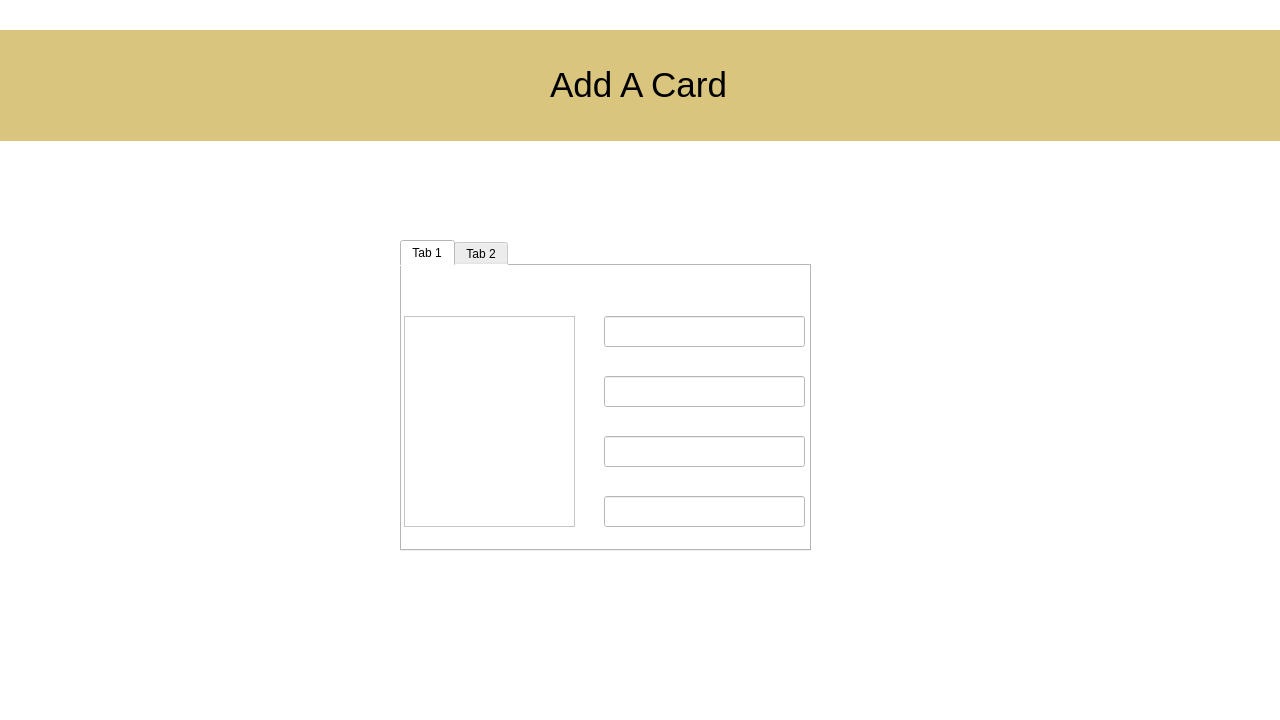
Above: addcard.ui from Scaryalet/CardVault before the change. Below: the same form after it.
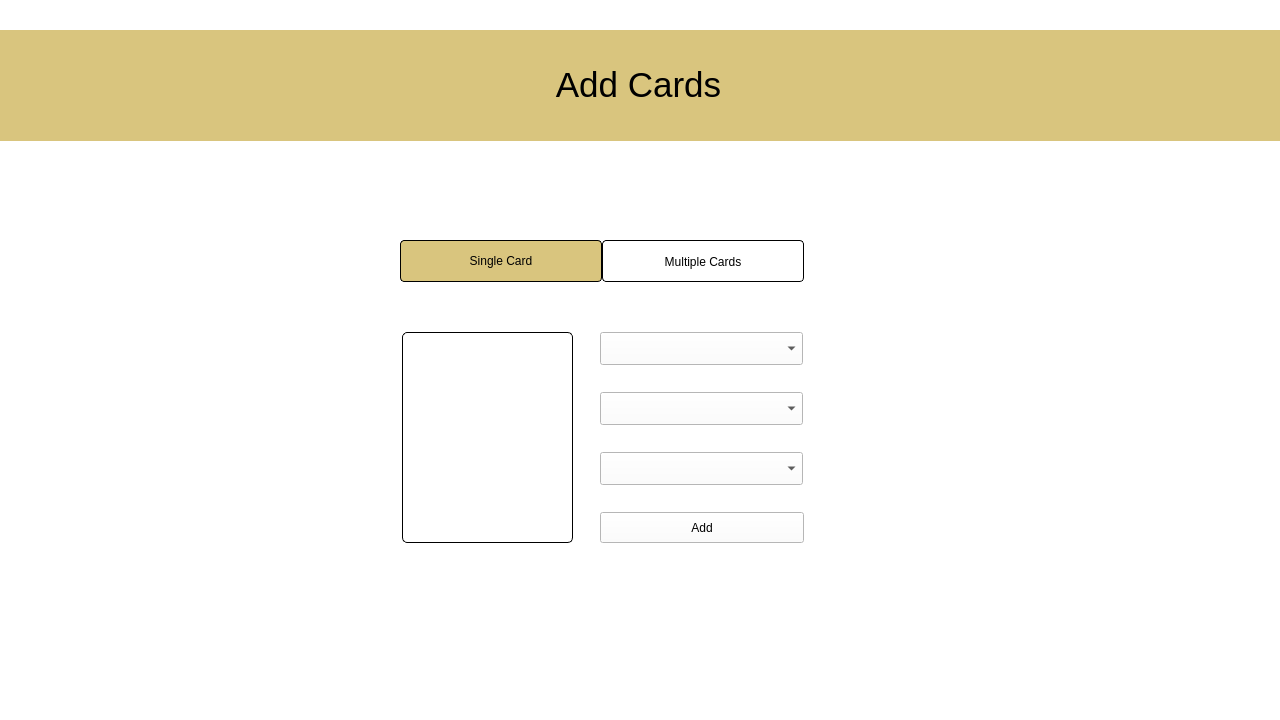
That is the form after the change. Icons and pictures are not drawn.

Commit message: added combo boxes addcard

```diff
--- a/addcard.ui
+++ b/addcard.ui
@@ -66,7 +66,7 @@
       <string notr="true">color: rgb(0, 0, 0);</string>
      </property>
      <property name="text">
-      <string>Add A Card</string>
+      <string>Add Cards</string>
      </property>
      <property name="alignment">
       <set>Qt::AlignCenter</set>
@@ -82,34 +82,46 @@
       <height>311</height>
      </rect>
     </property>
+    <property name="styleSheet">
+     <string notr="true">QTabBar::Tab {
+	width: 200;
+	height: 40;
+	border: 1px solid black;
+	border-radius: 4;
+	color: black;
+
+}
+QTabWidget::Pane {
+	background-color: #fafafa;
+}
+QTabBar::Tab::Selected{
+	background-color: #d9c57e;
+
+
+}
+QLineEdit {
+	background-color: none;
+	border: 1px solid black;
+ 	border-radius: 4;
+
+}
+
+QPushButton {
+	border: 1px solid black;
+	background-color: #d9c57e;
+	border-radius: 4;
+
+
+}</string>
+    </property>
     <property name="currentIndex">
      <number>0</number>
     </property>
     <widget class="QWidget" name="tab">
      <attribute name="title">
-      <string>Tab 1</string>
+      <string>Single Card</string>
      </attribute>
-     <widget class="QLineEdit" name="lineEdit_6">
-      <property name="geometry">
-       <rect>
-        <x>202</x>
-        <y>170</y>
-        <width>201</width>
-        <height>31</height>
-       </rect>
-      </property>
-     </widget>
-     <widget class="QLineEdit" name="lineEdit_3">
-      <property name="geometry">
-       <rect>
-        <x>202</x>
-        <y>50</y>
-        <width>201</width>
-        <height>31</height>
-       </rect>
-      </property>
-     </widget>
-     <widget class="QFrame" name="frame_2">
+     <widget class="QFrame" name="cardImage">
       <property name="geometry">
        <rect>
         <x>2</x>
@@ -118,6 +130,10 @@
         <height>211</height>
        </rect>
       </property>
+      <property name="styleSheet">
+       <string notr="true">border: 1px solid black;
+border-radius: 5</string>
+      </property>
       <property name="frameShape">
        <enum>QFrame::StyledPanel</enum>
       </property>
@@ -125,33 +141,101 @@
        <enum>QFrame::Raised</enum>
       </property>
      </widget>
-     <widget class="QLineEdit" name="lineEdit_5">
+     <widget class="QComboBox" name="numberCombo">
       <property name="geometry">
        <rect>
-        <x>202</x>
+        <x>200</x>
+        <y>170</y>
+        <width>203</width>
+        <height>33</height>
+       </rect>
+      </property>
+      <property name="placeholderText">
+       <string>Card Number</string>
+      </property>
+     </widget>
+     <widget class="QComboBox" name="setCombo">
+      <property name="geometry">
+       <rect>
+        <x>200</x>
         <y>110</y>
-        <width>201</width>
-        <height>31</height>
+        <width>203</width>
+        <height>33</height>
        </rect>
       </property>
+      <property name="placeholderText">
+       <string>Set</string>
+      </property>
      </widget>
-     <widget class="QLineEdit" name="lineEdit_4">
+     <widget class="QComboBox" name="franchiseCombo">
       <property name="geometry">
        <rect>
-        <x>202</x>
-        <y>230</y>
-        <width>201</width>
-        <height>31</height>
+        <x>200</x>
+        <y>50</y>
+        <width>203</width>
+        <height>33</height>
        </rect>
       </property>
+      <property name="styleSheet">
+       <string notr="true">border-radius: 5;
+background-color: rgb(255, 255, 255);
+border: 1px solid black;
+ QComboBox::down-arrow {image: url(noimg); border-width: 0px;}</string>
+      </property>
+      <property name="currentText">
+       <string/>
+      </property>
+      <property name="maxVisibleItems">
+       <number>10</number>
+      </property>
+      <property name="maxCount">
+       <number>2147483646</number>
+      </property>
+      <property name="placeholderText">
+       <string>Franchise</string>
+      </property>
+      <item>
+       <property name="text">
+        <string>Pokemon</string>
+       </property>
+      </item>
+      <item>
+       <property name="text">
+        <string>Yu-Gi-Oh!</string>
+       </property>
+      </item>
      </widget>
     </widget>
     <widget class="QWidget" name="tab_2">
      <attribute name="title">
-      <string>Tab 2</string>
+      <string>Multiple Cards</string>
      </attribute>
     </widget>
    </widget>
+   <widget class="QPushButton" name="pushButton">
+    <property name="geometry">
+     <rect>
+      <x>600</x>
+      <y>512</y>
+      <width>204</width>
+      <height>31</height>
+     </rect>
+    </property>
+    <property name="styleSheet">
+     <string notr="true">border: 1px solid black;
+border-radius: 5;
+color: black;
+background-color: rgb(217, 197, 126);
+
+QPushButton::hover {
+	
+	background-color: rgb(255, 85, 255);
+}</string>
+    </property>
+    <property name="text">
+     <string>Add</string>
+    </property>
+   </widget>
   </widget>
  </widget>
  <resources/>
```
Left out of the diff: 7 changed lines with no effect on the pictures. The commit also changes 2 other files.
